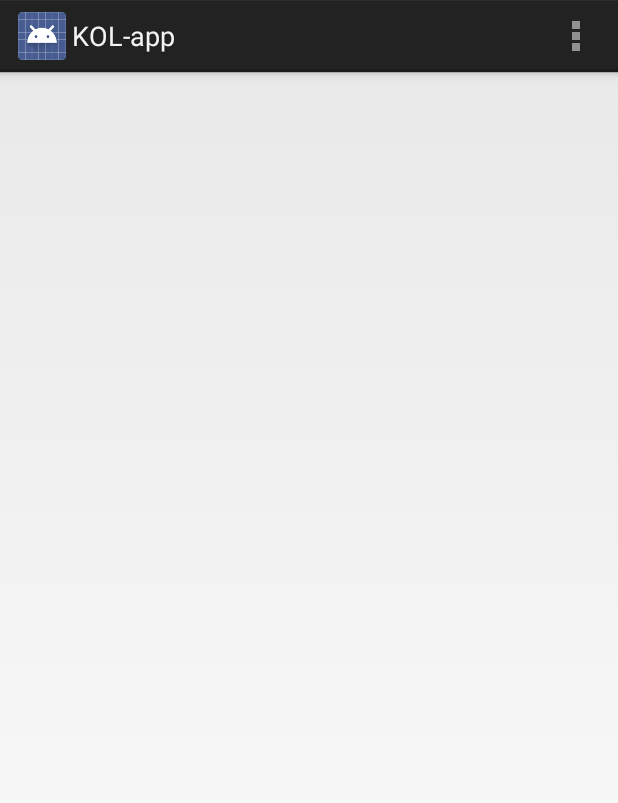
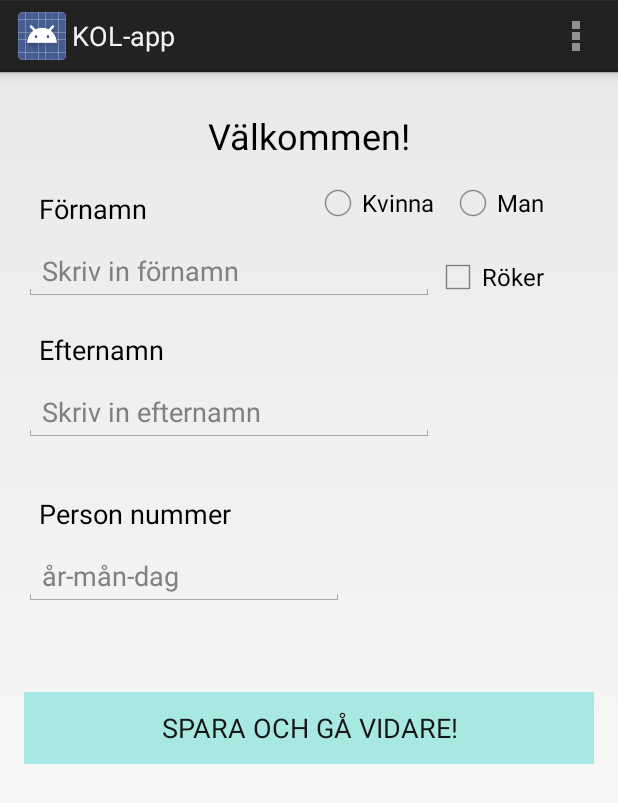
Before and after one commit to AnneliIdnert/KOL, an Android app: the screen it shows after launch (MainActivity), on a phone screen of 412 x 824 dp. Shown: the top 803 px of the screen. Run offline under Robolectric (Android 15) with nearby library versions, the phone set to English and light mode, and no system bars.

```diff
--- a/app/src/main/java/com/example/idnert/kol_app/Controller.java
+++ b/app/src/main/java/com/example/idnert/kol_app/Controller.java
@@ -5,9 +5,27 @@ package com.example.idnert.kol_app;
  */
 public class Controller {
 
+    private MainActivity mainActivity;
     private LayoutPersonalPref layoutPersonalPref;
+    private DbHelper dbHelper;
 
-    public Controller(LayoutPersonalPref layoutPersonalPref) {
+
+    public Controller(MainActivity mainActivity, LayoutPersonalPref layoutPersonalPref) {
         this.layoutPersonalPref = layoutPersonalPref;
+        this.mainActivity = mainActivity;
+
+        dbHelper = new DbHelper(this.mainActivity);
+
+        this.layoutPersonalPref.setController(this);
+
     }
+
+    public void data(String firstName, String lastName, String persoNo, String sex, String habit) {
+
+        DbHelper dbHelper = new DbHelper(mainActivity);
+        dbHelper.insertPersonalPref(firstName, lastName, persoNo,sex, habit );
+
+    }
+
+    public void setMainActivity(){mainActivity.setFragment(layoutPersonalPref);}
 }
--- /dev/null
+++ b/app/src/main/java/com/example/idnert/kol_app/DbHelper.java
@@ -0,0 +1,71 @@
+package com.example.idnert.kol_app;
+
+import android.content.ContentValues;
+import android.content.Context;
+import android.database.sqlite.SQLiteDatabase;
+import android.database.sqlite.SQLiteOpenHelper;
+import android.util.Log;
+
+/**
+ * Created by idnert on 2016-03-02.
+ */
+public class DbHelper extends SQLiteOpenHelper {
+
+    public static final String DATABASE_NAME = "EXERCIS";
+    public static final int DATABASE_VER = 1;
+
+    public static final String TABLE_NAME = "PERSONAL_PREF";
+    public static final String COLUMN_FIRST = "FIRSTNAME";
+    public static final String COLUMN_LAST = "LASTNAME";
+    public static final String COLUMN_PERSNUMBER = "PERSONNO";
+    public static final String COLUMN_SEX = "SEX";
+    public static final String COLUMN_HABITS = "SMOKING";
+
+    public static final String TABLE_NAME_TWO = "EXERCIS";
+    public static final String COLUMN_HEADER = "HEADER";
+    public static final String COLUMN_DESCRIPTION = "DESCRIPTION";
+
+
+
+    public static final String CREATE_QUERY="CREATE TABLE "+TABLE_NAME+"("+COLUMN_FIRST+" text, "+COLUMN_LAST+" text, "+COLUMN_PERSNUMBER+" text, "+COLUMN_SEX+" text, "+COLUMN_HABITS+" text);";
+
+    public static final String CREATE_QUERY_EXERCIS="CREATE TABLE "+TABLE_NAME_TWO+"("+COLUMN_HEADER+" text, "+COLUMN_DESCRIPTION+" text);";
+
+
+    public DbHelper(Context context) {
+        super(context, DATABASE_NAME, null, DATABASE_VER);
+
+        Log.d("DatabaseOperation", "Database is open...");
+    }
+
+    @Override
+    public void onCreate(SQLiteDatabase db) {
+        db.execSQL(CREATE_QUERY);                                  // Creating the database table
+        db.execSQL(CREATE_QUERY_EXERCIS);
+
+        Log.d("Table is created", "table done");
+    }
+
+    public void insertPersonalPref(String firstName, String lastName, String persNo, String sex, String habit){
+
+        SQLiteDatabase db = this.getWritableDatabase();
+        ContentValues contentValues = new ContentValues();
+        contentValues.put(COLUMN_FIRST, firstName);
+        contentValues.put(COLUMN_LAST, lastName);
+        contentValues.put(COLUMN_PERSNUMBER, persNo);
+        contentValues.put(COLUMN_SEX, sex);
+        contentValues.put(COLUMN_HABITS, habit);
+
+        db.insert(TABLE_NAME, null, contentValues);
+        Log.d("AI", db.toString());
+    }
+
+
+
+    @Override
+    public void onUpgrade(SQLiteDatabase db, int oldVersion, int newVersion) {
+        db.execSQL("DROP TABLE IF EXISTS " +TABLE_NAME_TWO);
+        db.execSQL("DROP TABLE IF EXISTS " +TABLE_NAME);
+        onCreate(db);
+    }
+}
--- a/app/src/main/java/com/example/idnert/kol_app/MainActivity.java
+++ b/app/src/main/java/com/example/idnert/kol_app/MainActivity.java
@@ -1,6 +1,8 @@
 package com.example.idnert.kol_app;
 
 import android.app.Activity;
+import android.app.FragmentManager;
+import android.app.FragmentTransaction;
 import android.content.Intent;
 import android.os.Bundle;
 import android.view.Menu;
@@ -10,6 +12,9 @@ public class MainActivity extends Activity {
 
     private  Controller controller;
     private LayoutPersonalPref layoutPersonalPref;
+    private FragmentManager fm;
+    private FragmentTransaction ft;
+    private LayoutPersonalPref fragment;
 
 
     @Override
@@ -18,9 +23,17 @@ public class MainActivity extends Activity {
         setContentView(R.layout.activity_main);
 
         layoutPersonalPref = new LayoutPersonalPref();
-        controller = new Controller(layoutPersonalPref);
+        controller = new Controller(this, layoutPersonalPref);
 
+        fm = getFragmentManager();
+        ft = fm.beginTransaction();
+
+        if (savedInstanceState==null) {
+            setFragment(layoutPersonalPref);
+        }
     }
+
+
 
     public boolean onCreateOptionsMenu(Menu menu) {
         getMenuInflater().inflate(R.menu.menu, menu);
@@ -46,4 +59,12 @@ public class MainActivity extends Activity {
         return super.onOptionsItemSelected(item);
     }
 
+    public void setFragment(LayoutPersonalPref personalPref) {
+        ft = fm.beginTransaction();
+
+        ft.replace(R.id.content, personalPref);
+
+        ft.commit();
+
+    }
 }
--- a/app/src/main/res/layout/activity_main.xml
+++ b/app/src/main/res/layout/activity_main.xml
@@ -7,7 +7,8 @@
     android:paddingRight="@dimen/activity_horizontal_margin"
     android:paddingTop="@dimen/activity_vertical_margin"
     android:paddingBottom="@dimen/activity_vertical_margin"
-    tools:context=".MainActivity">
+    tools:context=".MainActivity"
+    android:id="@+id/content">
 
 
 </RelativeLayout>
--- a/app/src/main/res/layout/fragment_layout_personal_pref.xml
+++ b/app/src/main/res/layout/fragment_layout_personal_pref.xml
@@ -26,13 +26,14 @@
         android:layout_marginTop="20dp" />
 
     <EditText
-        android:layout_width="match_parent"
+        android:layout_width="wrap_content"
         android:layout_height="wrap_content"
         android:id="@+id/firstname"
         android:layout_below="@+id/tvFirstname"
         android:layout_alignParentStart="true"
         android:hint="Skriv in förnamn"
-        android:layout_marginTop="10dp" />
+        android:layout_marginTop="10dp"
+        android:layout_toStartOf="@+id/cBoxSmoking" />
 
     <TextView
         android:layout_width="wrap_content"
@@ -46,13 +47,14 @@
         android:layout_marginTop="20dp" />
 
     <EditText
-        android:layout_width="match_parent"
+        android:layout_width="wrap_content"
         android:layout_height="wrap_content"
         android:id="@+id/lastname"
         android:hint="Skriv in efternamn"
         android:layout_below="@+id/tvlastname"
         android:layout_alignParentStart="true"
-        android:layout_marginTop="10dp" />
+        android:layout_marginTop="10dp"
+        android:layout_toStartOf="@+id/cBoxSmoking" />
 
     <TextView
         android:layout_width="wrap_content"
@@ -81,8 +83,8 @@
         android:layout_height="wrap_content"
         android:text="@string/smoking"
         android:id="@+id/cBoxSmoking"
-        android:layout_alignParentStart="true"
-        android:layout_below="@+id/edPersonno" />
+        android:layout_alignBottom="@+id/firstname"
+        android:layout_alignEnd="@+id/rndButtnMan" />
 
     <Button
         android:layout_width="match_parent"
@@ -91,35 +93,30 @@
         android:id="@+id/btnSavePersonalInfo"
         android:textColor="#151515"
         android:background="#a8e8e2"
-        android:layout_below="@+id/cBoxSmoking"
-        android:layout_alignParentStart="true"
-        android:layout_marginTop="20dp" />
+        android:layout_marginTop="57dp"
+        android:layout_below="@+id/edPersonno"
+        android:layout_alignEnd="@id/btnInputExercis"
+        android:layout_alignParentStart="true" />
 
-    <Button
-        android:layout_width="wrap_content"
-        android:layout_height="wrap_content"
-        android:text="@string/inputExercis"
-        android:id="@+id/btnInputExercis"
-        android:layout_below="@+id/btnSavePersonalInfo"
-        android:layout_toEndOf="@+id/edPersonno"
-        android:layout_marginTop="5dp"
-        android:background="#43acf2" />
+
 
     <RadioButton
         android:layout_width="wrap_content"
         android:layout_height="wrap_content"
         android:text="@string/woman"
         android:id="@+id/rndButtnFemale"
-        android:layout_above="@+id/btnSavePersonalInfo"
-        android:layout_alignEnd="@+id/edPersonno" />
+        android:checked="false"
+        android:layout_alignBottom="@+id/tvFirstname"
+        android:layout_alignEnd="@+id/firstname" />
 
     <RadioButton
         android:layout_width="wrap_content"
         android:layout_height="wrap_content"
         android:text="@string/man"
         android:id="@+id/rndButtnMan"
-        android:layout_below="@+id/edPersonno"
-        android:layout_toEndOf="@+id/edPersonno"
-        android:enabled="true" />
+        android:enabled="true"
+        android:layout_alignBottom="@+id/tvFirstname"
+        android:layout_alignParentEnd="true"
+        android:layout_marginEnd="33dp" />
 
 </RelativeLayout>
--- a/app/src/main/res/values/strings.xml
+++ b/app/src/main/res/values/strings.xml
@@ -7,7 +7,7 @@
     <string name="man">Man</string>
     <string name="woman">Kvinna</string>
     <string name="smoking">Röker</string>
-    <string name="save">SPAR!</string>
+    <string name="save">SPARA OCH GÅ VIDARE!</string>
     <string name="inputExercis">LÄGG IN ÖVNING!</string>
 
 
```
Also changed, not shown: app/src/main/java/com/example/idnert/kol_app/LayoutPersonalPref.java (+27 -12 lines).
